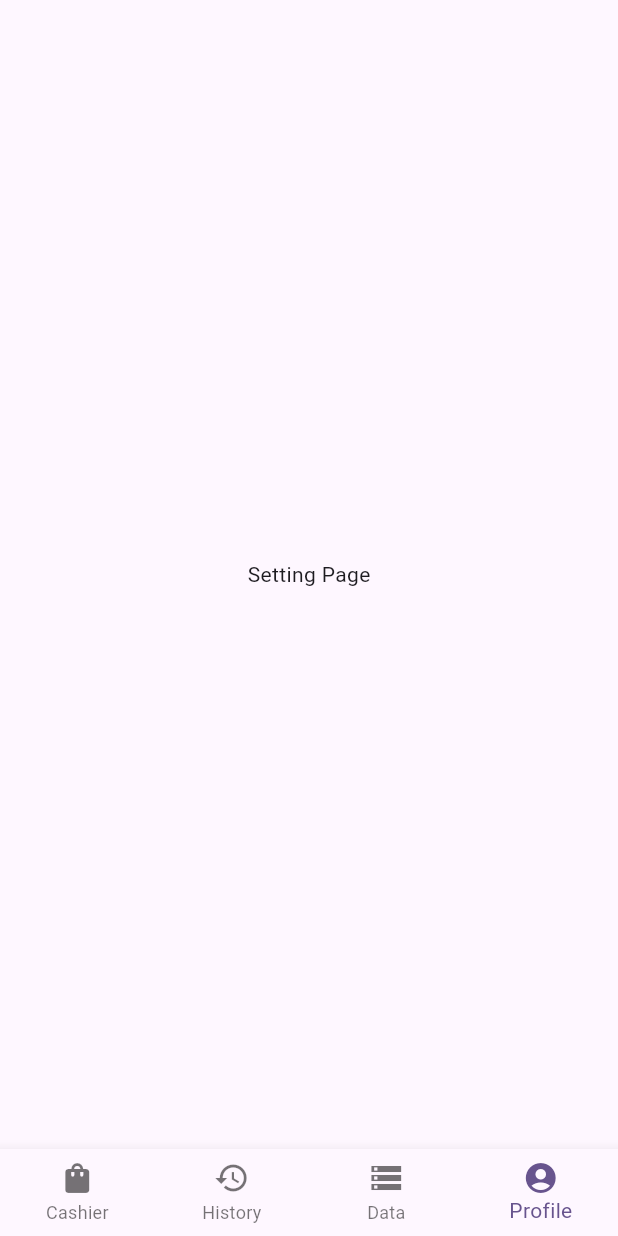
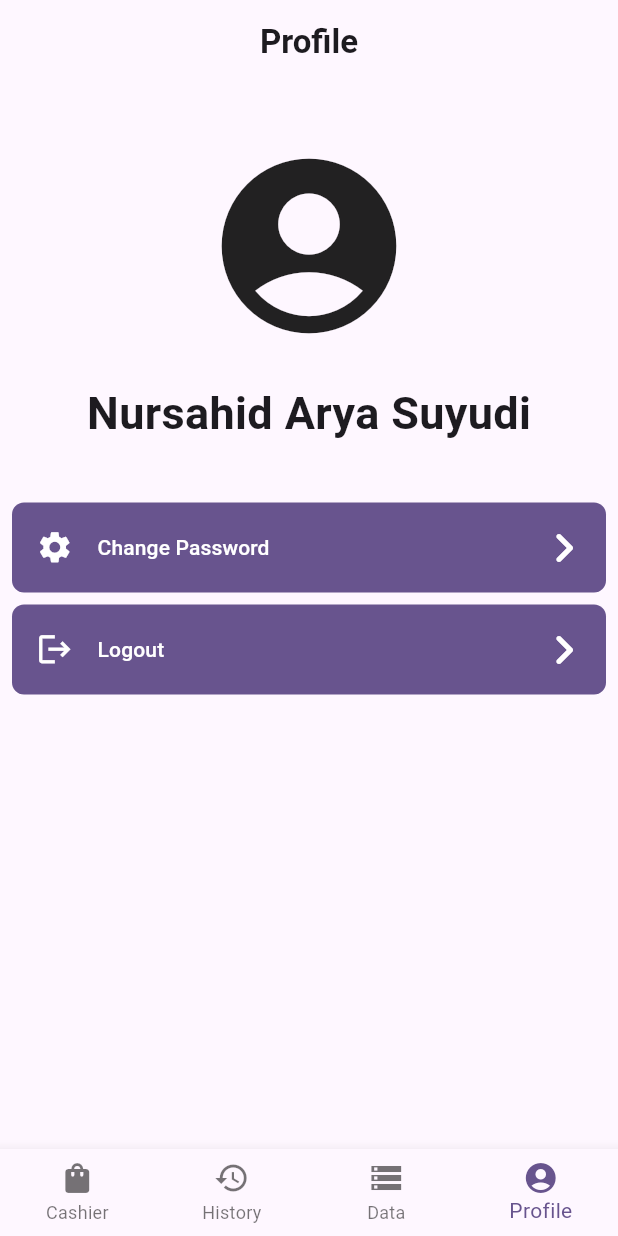
Before and after one commit to yafizh/mitra_cempaka, a Flutter app: the HomePage screen opened directly, item 4 of the bottom bar chosen, on a phone screen of 412 x 824 dp. Run offline on Flutter 3.47's test engine with Material 3 defaults, Android fonts, the phone set to English and light mode, and no system bars; our stand-ins replace shared_preferences; accounts and stored records are empty.

Commit message:
setting page and logout button

```diff
--- a/lib/pages/home_page.dart
+++ b/lib/pages/home_page.dart
@@ -1,4 +1,5 @@
 import 'package:flutter/material.dart';
+import 'package:mitra_cempaka/pages/setting_page.dart';
 
 class HomePage extends StatefulWidget {
   const HomePage({super.key});
@@ -12,7 +13,7 @@ class _HomePageState extends State<HomePage> {
     Center(child: Text('Cashier Page')),
     Center(child: Text('History Page')),
     Center(child: Text('Data Page')),
-    Center(child: Text('Setting Page')),
+    SettingPage(),
   ];
   int _currentIndex = 0;
 
--- /dev/null
+++ b/lib/pages/setting_page.dart
@@ -0,0 +1,93 @@
+import 'package:flutter/material.dart';
+import 'package:mitra_cempaka/pages/login_page.dart';
+import 'package:mitra_cempaka/services/storage/auth_preferences.dart';
+
+class SettingPage extends StatelessWidget {
+  const SettingPage({super.key});
+
+  @override
+  Widget build(BuildContext context) {
+    return Scaffold(
+      appBar: AppBar(
+        title: Text(
+          "Profile",
+          style: TextStyle(fontWeight: FontWeight.bold,),
+        ),
+        centerTitle: true,
+      ),
+      body: Padding(
+        padding: const EdgeInsets.all(8.0),
+        child: Column(
+          mainAxisAlignment: MainAxisAlignment.start,
+          crossAxisAlignment: CrossAxisAlignment.stretch,
+          children: [
+            Padding(
+              padding: const EdgeInsets.symmetric(vertical: 30),
+              child: Column(
+                children: [
+                  Icon(Icons.account_circle, size: 140,),
+                  SizedBox(height: 20),
+                  Text(
+                    'Nursahid Arya Suyudi',
+                    style: TextStyle(
+                      fontSize: 30,
+                      fontWeight: FontWeight.bold,
+                    ),
+                  ),
+                ],
+              ),
+            ),
+            SizedBox(height: 8),
+            FilledButton(
+              onPressed: () {
+                //
+              },
+              style: FilledButton.styleFrom(
+                minimumSize: Size.fromHeight(60),
+                shape: RoundedRectangleBorder(
+                  borderRadius: BorderRadius.circular(8),
+                ),
+                alignment: AlignmentDirectional.centerStart,
+                padding: EdgeInsets.only(left: 16, right: 8),
+              ),
+              child: Row(
+                children: [
+                  Icon(Icons.settings, size: 25),
+                  SizedBox(width: 16),
+                  Expanded(child: Text("Change Password")),
+                  Icon(Icons.chevron_right_rounded, size: 40),
+                ],
+              ),
+            ),
+            SizedBox(height: 8),
+            FilledButton(
+              onPressed: () {
+                AuthPreferences.setLoggedIn(false);
+                Navigator.pushReplacement(
+                  context,
+                  MaterialPageRoute(builder: (context) => const LoginPage()),
+                );
+              },
+              style: FilledButton.styleFrom(
+                minimumSize: Size.fromHeight(60),
+                shape: RoundedRectangleBorder(
+                  borderRadius: BorderRadius.circular(8),
+                ),
+                alignment: AlignmentDirectional.centerStart,
+                padding: EdgeInsets.only(left: 16, right: 8),
+              ),
+              child: Row(
+                children: [
+                  Icon(Icons.logout, size: 25),
+                  SizedBox(width: 16),
+                  Expanded(child: Text("Logout")),
+                  Icon(Icons.chevron_right_rounded, size: 40),
+                ],
+              ),
+            ),
+          ],
+        ),
+      ),
+    );
+  }
+}
```
